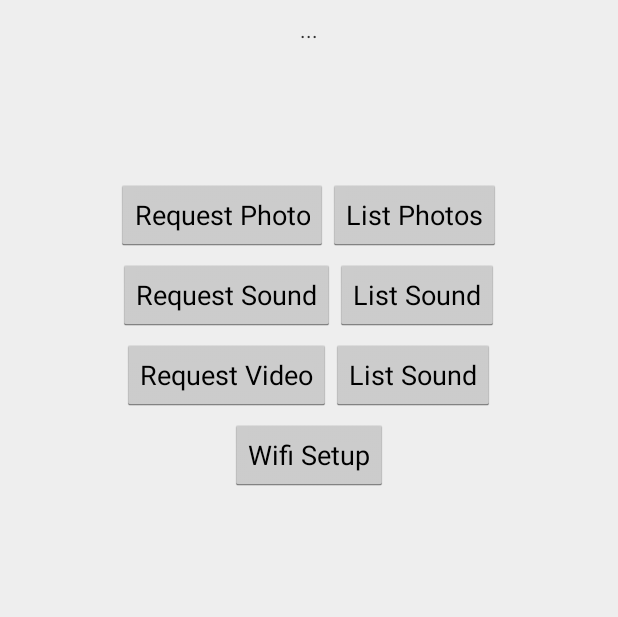
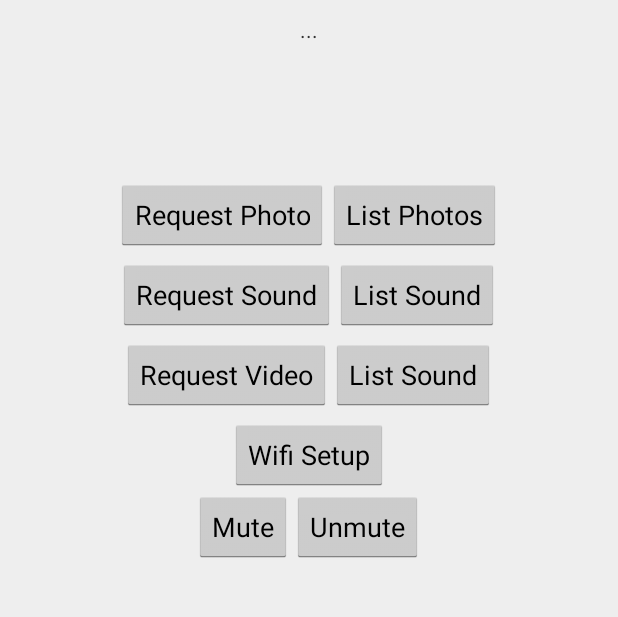
Before and after one commit to alimg/insight, an Android app: the DeviceActivity screen opened directly, with no data from a screen before it, on a phone screen of 412 x 824 dp, the part 191-808 px from its top. Run offline under Robolectric (Android 15) with nearby library versions, the light colour scheme and no system bars; libraries missing offline, so code that uses them is left out: com.beardedhen.androidbootstrap; plain views replace BootstrapButton, BootstrapEditText; 1 statement that could not run was skipped.

```diff
--- a/android-app/Insight/app/src/main/res/layout/activity_main.xml
+++ b/android-app/Insight/app/src/main/res/layout/activity_main.xml
@@ -62,7 +62,7 @@
 			/>
 	</LinearLayout>
 
-	<LinearLayout
+    <LinearLayout
 		android:layout_width="match_parent"
 		android:layout_height="wrap_content"
 		android:layout_marginTop="5dp"
@@ -119,7 +119,8 @@
             bb:bb_icon_right="fa-play"
             />
     </LinearLayout>
-	<com.beardedhen.androidbootstrap.BootstrapButton
+
+    <com.beardedhen.androidbootstrap.BootstrapButton
 		android:id="@+id/btn_wifi_setup"
 		android:layout_width="wrap_content"
 		android:layout_height="wrap_content"
@@ -129,6 +130,28 @@
 
 		bb:bb_type="danger"
 		bb:bb_icon_right="fa-gear"
-		/>
+        android:layout_gravity="center_horizontal" />
+
+    <LinearLayout
+        android:orientation="horizontal"
+        android:layout_width="wrap_content"
+        android:layout_height="fill_parent"
+        android:layout_gravity="center_horizontal">
+
+        <Button
+            android:layout_width="wrap_content"
+            android:layout_height="wrap_content"
+            android:text="Mute"
+            android:id="@+id/btn_mute"
+            android:onClick="onBtnClick"
+            android:layout_gravity="center_horizontal" />
+
+        <Button
+            android:layout_width="wrap_content"
+            android:layout_height="wrap_content"
+            android:text="Unmute"
+            android:onClick="onBtnClick"
+            android:id="@+id/btn_unmute" />
+    </LinearLayout>
 
 </LinearLayout>
```
Also changed, not shown: android-app/Insight/app/src/main/java/com/fmakdemir/insight/DeviceActivity.java (+15 -6 lines), android-app/Insight/app/src/main/java/com/fmakdemir/insight/EventListActivity.java (+9 -2 lines), android-app/Insight/app/src/main/java/com/fmakdemir/insight/webservice/request/DeviceWebApiHandler.java (+17 -0 lines), 7 other files.
